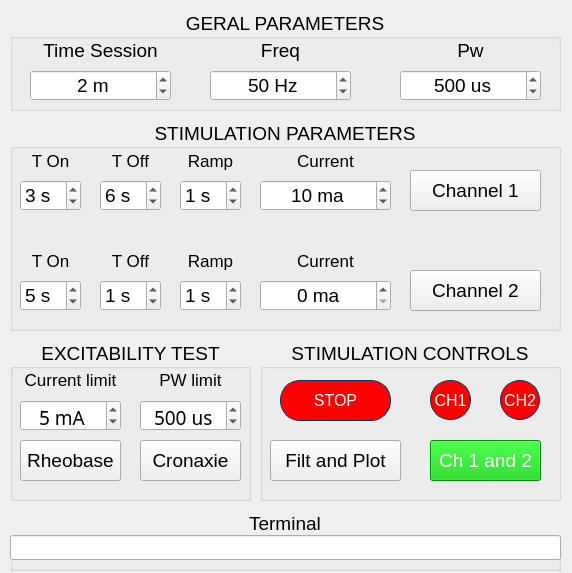
First picture: the form in Estimulema Diag and Train/Estimulema V0.3 Rv1.ui, repository lara-unb/Estimulema, before the edit.
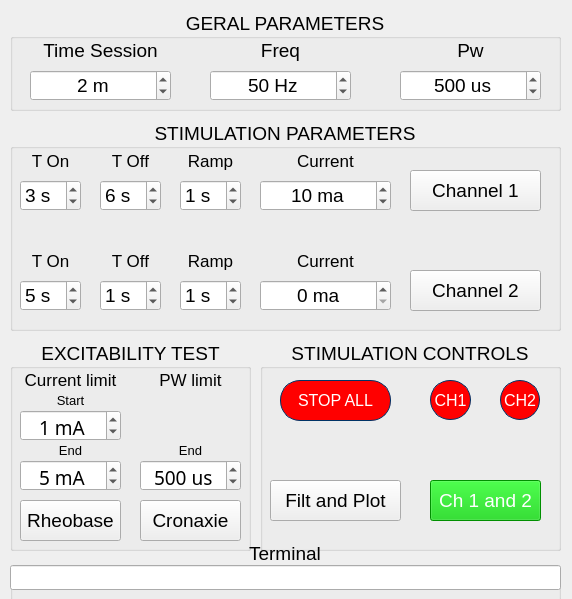
Second picture: the form after the edit. Icons and pictures are not drawn.

Patch:
```diff
--- a/Estimulema Diag and Train/Estimulema V0.3 Rv1.ui
+++ b/Estimulema Diag and Train/Estimulema V0.3 Rv1.ui
@@ -8,7 +8,7 @@
     <x>0</x>
     <y>0</y>
     <width>572</width>
-    <height>573</height>
+    <height>599</height>
    </rect>
   </property>
   <property name="font">
@@ -31,7 +31,7 @@
       <x>260</x>
       <y>340</y>
       <width>301</width>
-      <height>161</height>
+      <height>211</height>
      </rect>
     </property>
     <property name="title">
@@ -65,7 +65,7 @@
 border-radius: 20px;</string>
      </property>
      <property name="text">
-      <string>STOP</string>
+      <string>STOP ALL</string>
      </property>
     </widget>
     <widget class="QPushButton" name="pushButton_sp_ch1">
@@ -128,7 +128,7 @@
      <property name="geometry">
       <rect>
        <x>170</x>
-       <y>100</y>
+       <y>140</y>
        <width>111</width>
        <height>41</height>
       </rect>
@@ -146,7 +146,7 @@
      <property name="geometry">
       <rect>
        <x>10</x>
-       <y>100</y>
+       <y>140</y>
        <width>131</width>
        <height>41</height>
       </rect>
@@ -162,7 +162,7 @@
       <x>10</x>
       <y>340</y>
       <width>241</width>
-      <height>161</height>
+      <height>211</height>
      </rect>
     </property>
     <property name="title">
@@ -196,7 +196,7 @@
      <property name="geometry">
       <rect>
        <x>10</x>
-       <y>60</y>
+       <y>70</y>
        <width>101</width>
        <height>31</height>
       </rect>
@@ -217,14 +217,14 @@
       <number>50</number>
      </property>
      <property name="value">
-      <number>5</number>
+      <number>1</number>
      </property>
     </widget>
     <widget class="QSpinBox" name="spinBox_limit_pW">
      <property name="geometry">
       <rect>
        <x>130</x>
-       <y>60</y>
+       <y>120</y>
        <width>101</width>
        <height>31</height>
       </rect>
@@ -258,7 +258,7 @@
      <property name="geometry">
       <rect>
        <x>10</x>
-       <y>100</y>
+       <y>160</y>
        <width>101</width>
        <height>41</height>
       </rect>
@@ -276,7 +276,7 @@
      <property name="geometry">
       <rect>
        <x>130</x>
-       <y>100</y>
+       <y>160</y>
        <width>101</width>
        <height>41</height>
       </rect>
@@ -311,6 +311,97 @@
       <set>Qt::AlignCenter</set>
      </property>
     </widget>
+    <widget class="QSpinBox" name="spinBox_limit_fin_mA">
+     <property name="geometry">
+      <rect>
+       <x>10</x>
+       <y>120</y>
+       <width>101</width>
+       <height>31</height>
+      </rect>
+     </property>
+     <property name="font">
+      <font>
+       <family>Segoe MDL2 Assets</family>
+       <pointsize>14</pointsize>
+      </font>
+     </property>
+     <property name="alignment">
+      <set>Qt::AlignHCenter|Qt::AlignTop</set>
+     </property>
+     <property name="suffix">
+      <string> mA</string>
+     </property>
+     <property name="maximum">
+      <number>50</number>
+     </property>
+     <property name="value">
+      <number>5</number>
+     </property>
+    </widget>
+    <widget class="QLabel" name="label_10">
+     <property name="geometry">
+      <rect>
+       <x>10</x>
+       <y>50</y>
+       <width>101</width>
+       <height>20</height>
+      </rect>
+     </property>
+     <property name="font">
+      <font>
+       <pointsize>10</pointsize>
+      </font>
+     </property>
+     <property name="text">
+      <string>Start</string>
+     </property>
+     <property name="alignment">
+      <set>Qt::AlignCenter</set>
+     </property>
+    </widget>
+    <widget class="QLabel" name="label_11">
+     <property name="geometry">
+      <rect>
+       <x>10</x>
+       <y>100</y>
+       <width>101</width>
+       <height>20</height>
+      </rect>
+     </property>
+     <property name="font">
+      <font>
+       <pointsize>10</pointsize>
+      </font>
+     </property>
+     <property name="text">
+      <string>End</string>
+     </property>
+     <property name="alignment">
+      <set>Qt::AlignCenter</set>
+     </property>
+    </widget>
+    <widget class="QLabel" name="label_12">
+     <property name="geometry">
+      <rect>
+       <x>130</x>
+       <y>100</y>
+       <width>101</width>
+       <height>20</height>
+      </rect>
+     </property>
+     <property name="font">
+      <font>
+       <pointsize>10</pointsize>
+      </font>
+     </property>
+     <property name="text">
+      <string>End</string>
+     </property>
+     <property name="alignment">
+      <set>Qt::AlignCenter</set>
+     </property>
+    </widget>
    </widget>
    <widget class="QGroupBox" name="groupBox_3">
     <property name="geometry">
@@ -851,7 +942,7 @@
     <property name="geometry">
      <rect>
       <x>10</x>
-      <y>510</y>
+      <y>540</y>
       <width>551</width>
       <height>61</height>
      </rect>
```
Left out of the diff: 2 changed lines with no effect on the pictures.
